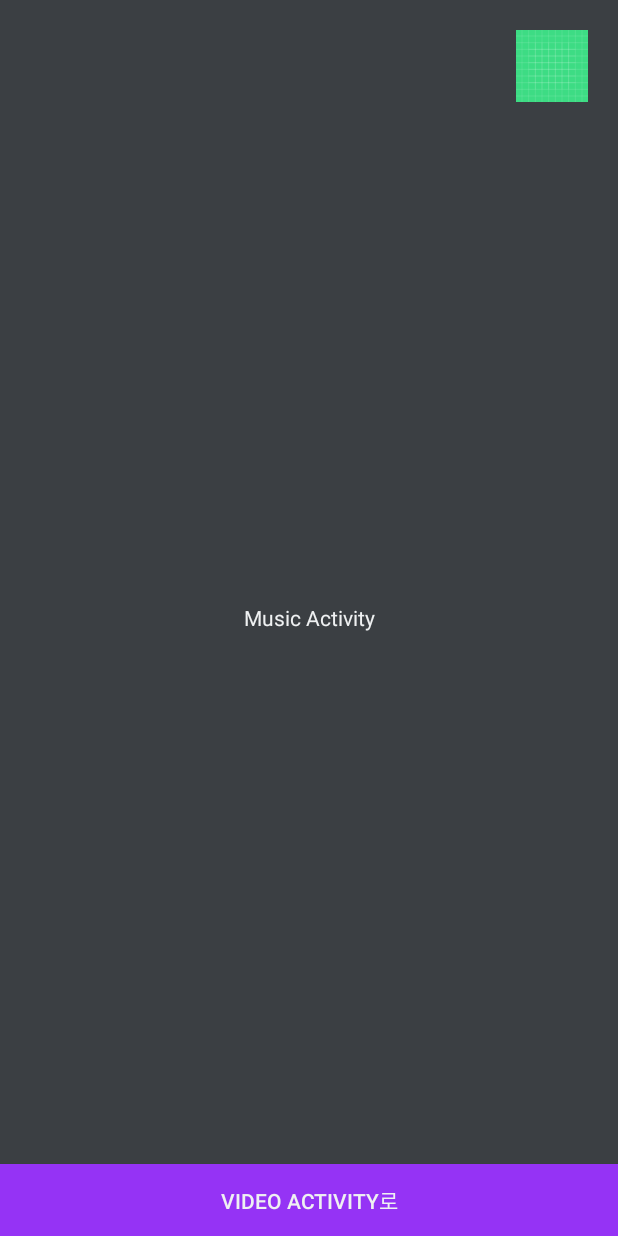
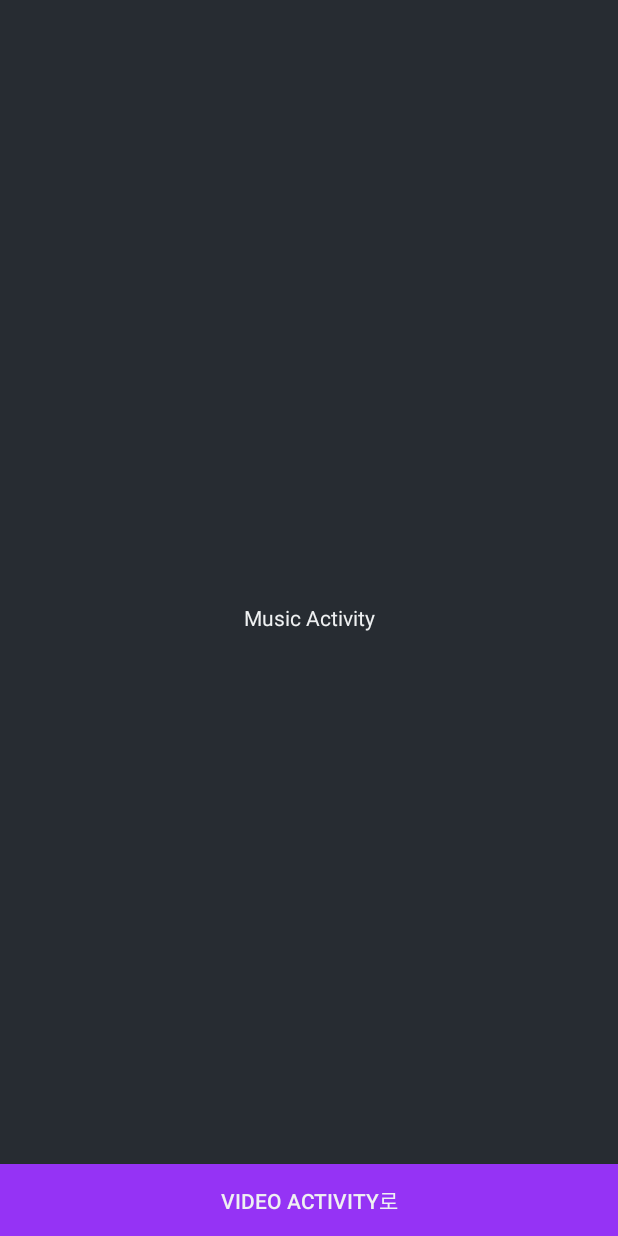
Before and after one commit to HamBeomJoon/Media3Ex, an Android app: the screen it shows after launch (MusicActivity), on a phone screen of 412 x 824 dp. Run offline under Robolectric (Android 15) with nearby library versions, the phone set to English and light mode, and no system bars; our stand-ins replace data binding.

Commit message:
feat: Drawer 제거

```diff
--- a/app/src/main/java/com/example/viewbindingex/musicService/MusicActivity.kt
+++ b/app/src/main/java/com/example/viewbindingex/musicService/MusicActivity.kt
@@ -10,7 +10,6 @@ import android.os.Looper
 import android.view.View
 import androidx.appcompat.app.AppCompatActivity
 import androidx.core.content.ContextCompat
-import androidx.core.view.GravityCompat
 import androidx.core.view.ViewCompat
 import androidx.core.view.WindowCompat
 import androidx.core.view.WindowInsetsCompat
@@ -26,7 +25,6 @@ class MusicActivity : AppCompatActivity() {
         binding = ActivityMusicBinding.inflate(layoutInflater)
         setContentView(binding.root)
         initInsets(binding.clContainer)
-        initInsets(binding.inViewDrawer.drawer)
 
         if (Build.VERSION.SDK_INT >= Build.VERSION_CODES.TIRAMISU) {
             if (ContextCompat.checkSelfPermission(this, Manifest.permission.POST_NOTIFICATIONS)
@@ -42,14 +40,6 @@ class MusicActivity : AppCompatActivity() {
             }
         } else {
             startMusicService()
-        }
-
-        binding.ivProfile.setOnClickListener {
-            if (!binding.layoutDrawer.isDrawerOpen(GravityCompat.END)) {
-                binding.layoutDrawer.openDrawer(GravityCompat.END)
-            } else {
-                binding.layoutDrawer.closeDrawer(GravityCompat.END)
-            }
         }
 
         binding.btnGoVideo.setOnClickListener {
--- a/app/src/main/res/layout/activity_music.xml
+++ b/app/src/main/res/layout/activity_music.xml
@@ -6,26 +6,11 @@
 
     </data>
 
-    <androidx.drawerlayout.widget.DrawerLayout
-        android:id="@+id/layout_drawer"
-        android:layout_width="match_parent"
-        android:layout_height="match_parent"
-        android:background="@color/hearit_gray1">
-
     <androidx.constraintlayout.widget.ConstraintLayout
         android:id="@+id/cl_container"
         android:layout_width="match_parent"
-            android:layout_height="match_parent">
-
-            <ImageView
-                android:id="@+id/iv_profile"
-                android:layout_width="48dp"
-                android:layout_height="48dp"
-                android:layout_marginTop="20dp"
-                android:layout_marginEnd="20dp"
-                android:src="@drawable/ic_launcher_background"
-                app:layout_constraintEnd_toEndOf="parent"
-                app:layout_constraintTop_toTopOf="parent" />
+        android:layout_height="match_parent"
+        android:background="@color/hearit_black1">
 
         <TextView
             android:layout_width="match_parent"
@@ -44,9 +29,4 @@
             app:layout_constraintBottom_toBottomOf="parent" />
     </androidx.constraintlayout.widget.ConstraintLayout>
 
-        <include
-            android:id="@+id/in_view_drawer"
-            layout="@layout/view_drawer" />
-
-    </androidx.drawerlayout.widget.DrawerLayout>
 </layout>
```
Also changed, not shown: app/src/main/res/layout/view_drawer.xml (deleted, +0 -61 lines). Lines whose indentation alone changed are shown as unchanged.
